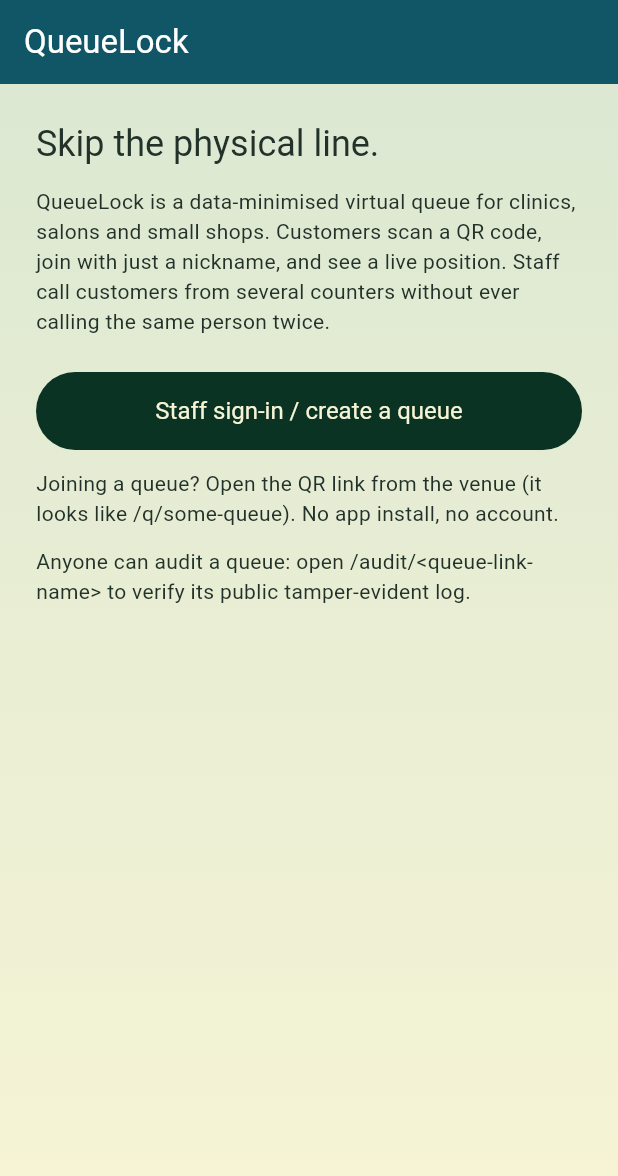
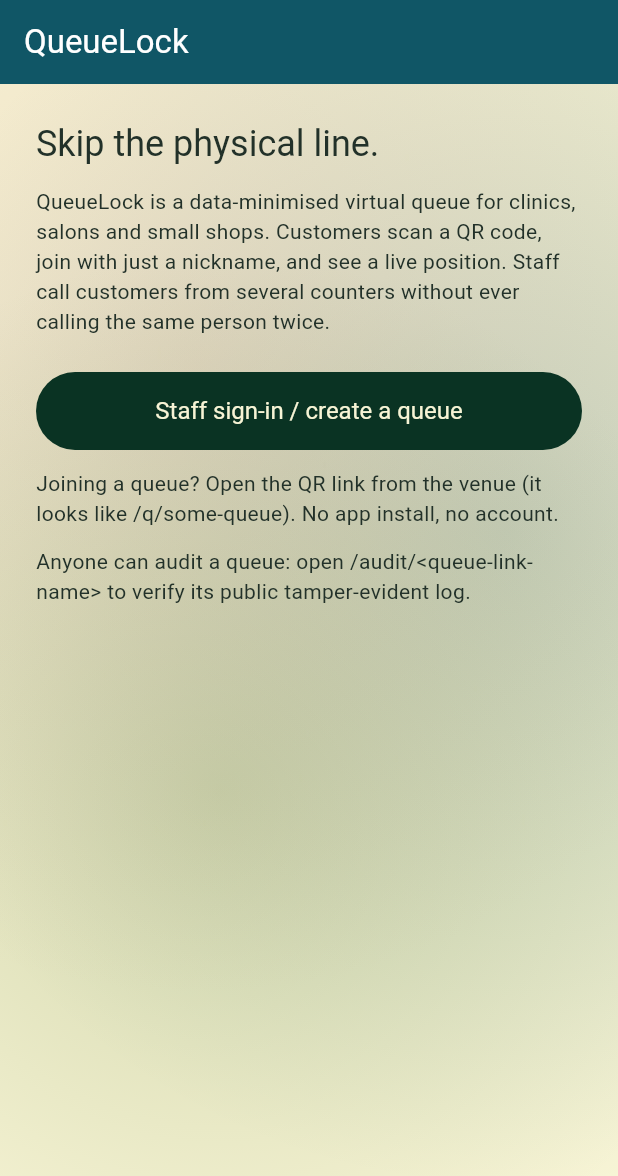
Before and after one commit to ishh-g/QueueLock, a Flutter app: the screen it shows after launch, on a phone screen of 412 x 824 dp. Shown: the top 1176 px of the screen. Run offline on Flutter 3.47's test engine with Material 3 defaults, Android fonts, the phone set to English and light mode, and no system bars; our stand-ins replace clock, flutter_animate, go_router, qr_flutter, web; missing offline and left inert: dart:js_interop, flutter_driver, serverpod, serverpod_auth_core_client, serverpod_auth_core_server, serverpod_auth_idp_client and 5 more; statements that could not run were skipped.

Commit message:
Add animated mesh gradient hero on landing

```diff
--- a/queuelock_flutter/lib/screens/landing_screen.dart
+++ b/queuelock_flutter/lib/screens/landing_screen.dart
@@ -3,9 +3,11 @@ import 'package:flutter_animate/flutter_animate.dart';
 import 'package:go_router/go_router.dart';
 
 import '../theme.dart';
+import '../widgets/mesh_gradient.dart';
 
 /// Landing page: what QueueLock is, staff entry point. Customers arrive
 /// via QR links straight at `/q/:slug`, so there is no join form here.
+/// The hero sits on a slow animated mesh in brand greens.
 class LandingScreen extends StatelessWidget {
   const LandingScreen({super.key});
 
@@ -14,17 +16,25 @@ class LandingScreen extends StatelessWidget {
     final dark = Theme.of(context).brightness == Brightness.dark;
     return Scaffold(
       appBar: AppBar(title: const Text('QueueLock')),
-      body: Container(
-        decoration: BoxDecoration(
-          gradient: LinearGradient(
-            begin: Alignment.topCenter,
-            end: Alignment.bottomCenter,
-            colors: dark
-                ? [AppTheme.pine, AppTheme.darkBackground]
-                : [const Color(0xFFDCE8D2), AppTheme.cream],
+      body: Stack(
+        children: [
+          Positioned.fill(
+            child: MeshGradient(
+              base: dark ? AppTheme.darkBackground : AppTheme.cream,
+              blobs: dark
+                  ? [
+                      AppTheme.pine.withValues(alpha: 0.55),
+                      AppTheme.moss.withValues(alpha: 0.30),
+                      AppTheme.rose.withValues(alpha: 0.16),
+                    ]
+                  : [
+                      AppTheme.pine.withValues(alpha: 0.22),
+                      AppTheme.moss.withValues(alpha: 0.32),
+                      AppTheme.rose.withValues(alpha: 0.20),
+                    ],
             ),
           ),
-        child: Center(
+          Center(
             child: ConstrainedBox(
               constraints: const BoxConstraints(maxWidth: 560),
               child: ListView(
@@ -33,7 +43,10 @@ class LandingScreen extends StatelessWidget {
                   ...AnimateList(
                     interval: 100.ms,
                     effects: [
-                    FadeEffect(duration: 350.ms, curve: Curves.easeOutCubic),
+                      FadeEffect(
+                        duration: 350.ms,
+                        curve: Curves.easeOutCubic,
+                      ),
                       const SlideEffect(
                         begin: Offset(0, 0.12),
                         duration: Duration(milliseconds: 350),
@@ -54,10 +67,9 @@ class LandingScreen extends StatelessWidget {
                         'same person twice.',
                       ),
                       const SizedBox(height: 24),
-                  FilledButton(
-                    onPressed: () => context.go('/staff'),
-                    child: const Text('Staff sign-in / create a queue'),
+                    ],
                   ),
+                  _StaffButton(),
                   const SizedBox(height: 12),
                   const Text(
                     'Joining a queue? Open the QR link from the venue '
@@ -70,11 +82,22 @@ class LandingScreen extends StatelessWidget {
                   ),
                 ],
               ),
-              ],
             ),
           ),
-        ),
+        ],
       ),
     );
   }
 }
+
+class _StaffButton extends StatelessWidget {
+  const _StaffButton();
+
+  @override
+  Widget build(BuildContext context) {
+    return FilledButton(
+      onPressed: () => context.go('/staff'),
+      child: const Text('Staff sign-in / create a queue'),
+    );
+  }
+}
--- /dev/null
+++ b/queuelock_flutter/lib/widgets/mesh_gradient.dart
@@ -0,0 +1,206 @@
+import 'dart:async';
+import 'dart:math' as math;
+import 'dart:ui' as ui;
+
+import 'package:flutter/material.dart';
+
+/// Slow, subtle animated mesh gradient in the spirit of ShaderGradient
+/// (soft 3-color mesh + light grain), painted natively in Flutter.
+///
+/// [speed] is a multiplier on the base ~32 s loop: 1.0 is the calm
+/// default, 2.0 twice as fast, 0.5 half. Blobs drift on Lissajous paths;
+/// grain is a static pre-rendered noise tile so it costs nothing per frame.
+/// Honors reduced motion by freezing on a pleasing static frame.
+class MeshGradient extends StatefulWidget {
+  final Color base;
+  final List<Color> blobs;
+  final double speed;
+  final double grainOpacity;
+  const MeshGradient({
+    super.key,
+    required this.base,
+    required this.blobs,
+    this.speed = 1.0,
+    this.grainOpacity = 0.05,
+  });
+
+  @override
+  State<MeshGradient> createState() => _MeshGradientState();
+}
+
+class _MeshGradientState extends State<MeshGradient>
+    with SingleTickerProviderStateMixin {
+  late final AnimationController _controller;
+  Future<ui.Image>? _grain;
+
+  static const _loop = Duration(seconds: 32);
+
+  @override
+  void initState() {
+    super.initState();
+    _controller = AnimationController(vsync: this, duration: _loop)
+      ..repeat();
+    _applySpeed();
+    _grain = _makeGrain();
+  }
+
+  @override
+  void didUpdateWidget(MeshGradient old) {
+    super.didUpdateWidget(old);
+    if (old.speed != widget.speed) _applySpeed();
+  }
+
+  void _applySpeed() {
+    final speed = widget.speed <= 0 ? 1.0 : widget.speed;
+    _controller.duration = Duration(
+      microseconds: (_loop.inMicroseconds / speed).round(),
+    );
+    if (!_controller.isAnimating) _controller.repeat();
+  }
+
+  @override
+  void dispose() {
+    _controller.dispose();
+    super.dispose();
+  }
+
+  @override
+  Widget build(BuildContext context) {
+    if (MediaQuery.disableAnimationsOf(context)) {
+      return FutureBuilder<ui.Image>(
+        future: _grain,
+        builder: (context, snapshot) => CustomPaint(
+          painter: _MeshPainter(
+            t: 0.3,
+            base: widget.base,
+            blobs: widget.blobs,
+            grain: snapshot.data,
+            grainOpacity: widget.grainOpacity,
+          ),
+          child: const SizedBox.expand(),
+        ),
+      );
+    }
+    return FutureBuilder<ui.Image>(
+      future: _grain,
+      builder: (context, snapshot) => AnimatedBuilder(
+        animation: _controller,
+        builder: (context, _) => CustomPaint(
+          painter: _MeshPainter(
+            t: _controller.value,
+            base: widget.base,
+            blobs: widget.blobs,
+            grain: snapshot.data,
+            grainOpacity: widget.grainOpacity,
+          ),
+          child: const SizedBox.expand(),
+        ),
+      ),
+    );
+  }
+
+  /// One static 180x180 noise tile, drawn scaled-up for soft grain.
+  static Future<ui.Image> _makeGrain() async {
+    const size = 180;
+    final random = math.Random(7);
+    final recorder = ui.PictureRecorder();
+    final canvas = Canvas(
+      recorder,
+      Rect.fromLTWH(0, 0, size.toDouble(), size.toDouble()),
+    );
+    final paint = Paint();
+    for (var i = 0; i < 1500; i++) {
+      paint.color = random.nextBool()
+          ? const Color(0x1A000000)
+          : const Color(0x14FFFFFF);
+      canvas.drawRect(
+        Rect.fromLTWH(
+          random.nextDouble() * size,
+          random.nextDouble() * size,
+          1.4,
+          1.4,
+        ),
+        paint,
+      );
+    }
+    final picture = recorder.endRecording();
+    return picture.toImage(size, size);
+  }
+}
+
+class _MeshPainter extends CustomPainter {
+  final double t;
+  final Color base;
+  final List<Color> blobs;
+  final ui.Image? grain;
+  final double grainOpacity;
+
+  const _MeshPainter({
+    required this.t,
+    required this.base,
+    required this.blobs,
+    required this.grain,
+    required this.grainOpacity,
+  });
+
+  @override
+  void paint(Canvas canvas, Size size) {
+    canvas.drawRect(
+      Offset.zero & size,
+      Paint()..color = base,
+    );
+    final maxDim = math.max(size.width, size.height);
+    const phases = [
+      (0.0, 0.0),
+      (0.33, 0.5),
+      (0.66, 0.25),
+      (0.15, 0.8),
+    ];
+    for (var i = 0; i < blobs.length; i++) {
+      final phase = phases[i % phases.length];
+      final cx =
+          (0.5 + 0.32 * math.sin(2 * math.pi * (t + phase.$1))) * size.width;
+      final cy =
+          (0.5 +
+              0.28 * math.cos(2 * math.pi * (1.3 * t + phase.$2))) *
+          size.height;
+      final radius =
+          maxDim *
+          (0.52 + 0.06 * math.sin(2 * math.pi * (t * 0.7 + phase.$2)));
+      canvas.drawCircle(
+        Offset(cx, cy),
+        radius,
+        Paint()
+          ..shader = ui.Gradient.radial(
+            Offset(cx, cy),
+            radius,
+            [blobs[i], blobs[i].withValues(alpha: 0)],
+          ),
+      );
+    }
+    final grainImage = grain;
+    if (grainImage != null && grainOpacity > 0) {
+      canvas.drawImageRect(
+        grainImage,
+        Rect.fromLTWH(
+          0,
+          0,
+          grainImage.width.toDouble(),
+          grainImage.height.toDouble(),
+        ),
+        Offset.zero & size,
+        Paint()
+          ..color = Colors.white.withValues(alpha: grainOpacity)
+          ..blendMode = BlendMode.overlay,
+      );
+    }
+  }
+
+  @override
+  bool shouldRepaint(_MeshPainter old) {
+    return old.t != t ||
+        old.base != base ||
+        old.grain != grain ||
+        old.grainOpacity != grainOpacity;
+  }
+}
```
Lines whose indentation alone changed are shown as unchanged.
